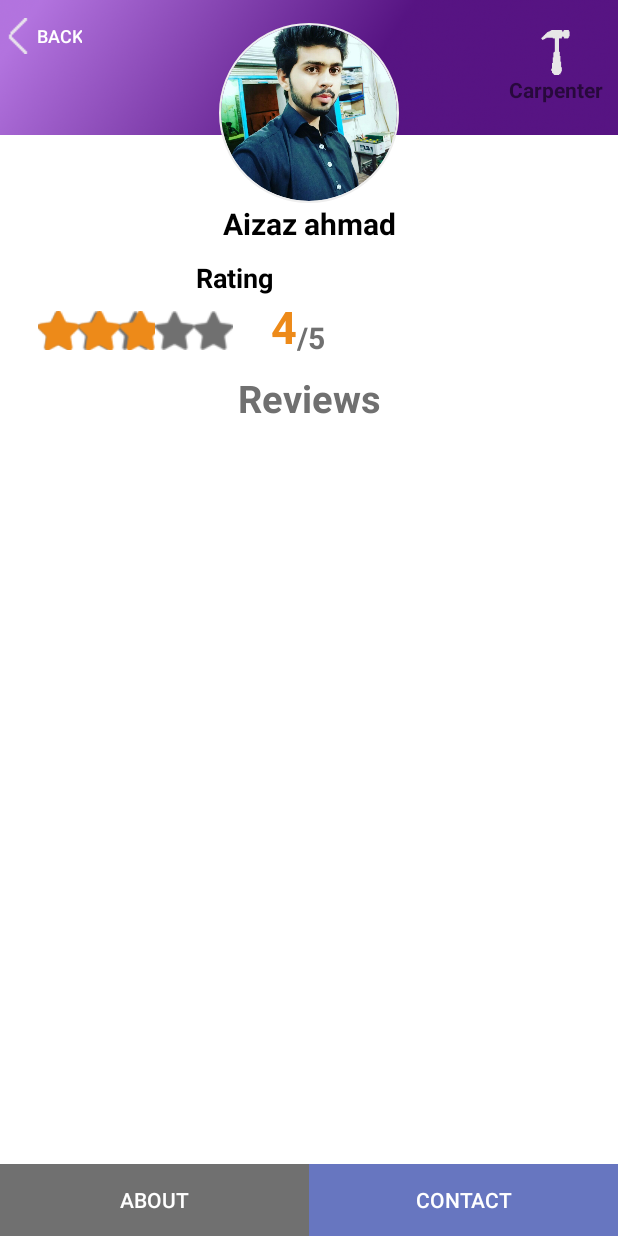
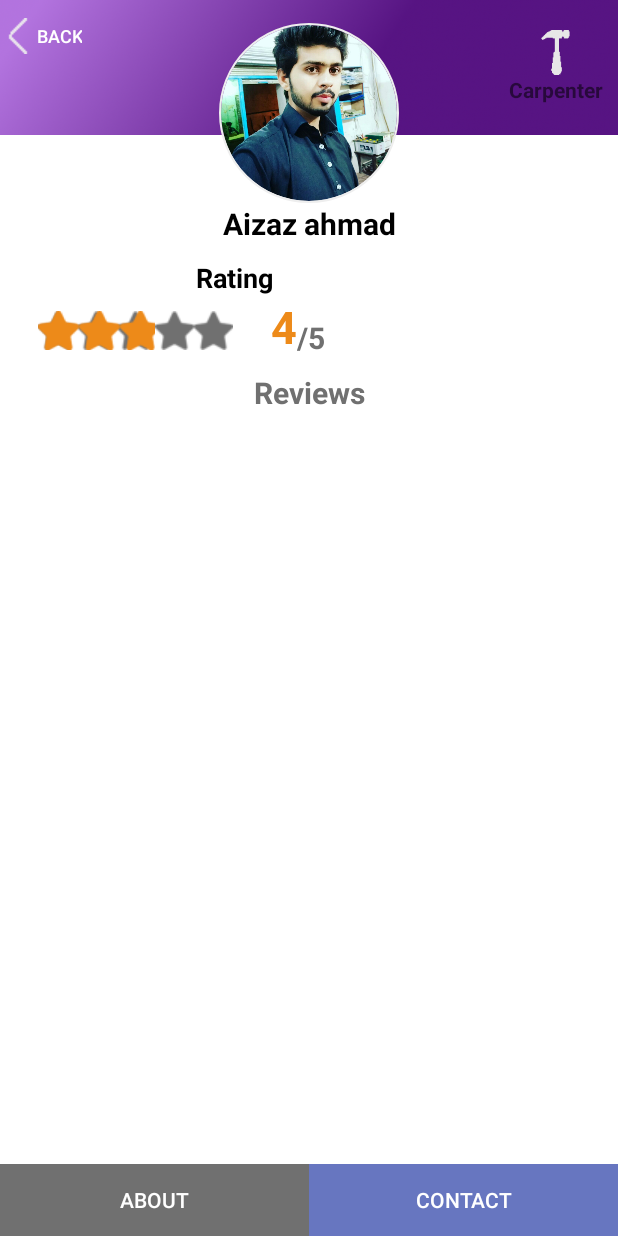
Before and after one commit to umerwaqas92/247services2, an Android app: the layout activity_sp__profile.xml on its own in the app's theme, with its tools: preview values and no code run, on a phone screen of 412 x 824 dp. Run offline under Robolectric (Android 15) with nearby library versions, the phone set to English and light mode, and no system bars; plain views replace CircularImageView.

Commit message:
some updATES

```diff
--- a/app/src/main/java/com/dcservicez/a247services/Sp_Profile.java
+++ b/app/src/main/java/com/dcservicez/a247services/Sp_Profile.java
@@ -75,7 +75,7 @@ public void abt_click(View view){
         imageView_srvc=(ImageView)findViewById(R.id.sp_service_pic);
         img_profile=(CircularImageView) findViewById(R.id.sp_image);
 
-
+        ratingBar.setEnabled(false);
 
 
 
--- a/app/src/main/res/layout/activity_sp__profile.xml
+++ b/app/src/main/res/layout/activity_sp__profile.xml
@@ -135,6 +135,7 @@
             android:layout_marginTop="10dp"
             android:layout_marginStart="25dp"
             android:numStars="5"
+
             android:rating="3"/>
 
         <TextView
@@ -165,7 +166,7 @@
         android:layout_height="wrap_content"
         android:layout_below="@id/linear_rating"
         android:text="Reviews"
-        android:textSize="25dp"
+        android:textSize="20dp"
         android:layout_marginTop="10dp"
         android:textColor="#707070"
         android:textStyle="bold"
```
